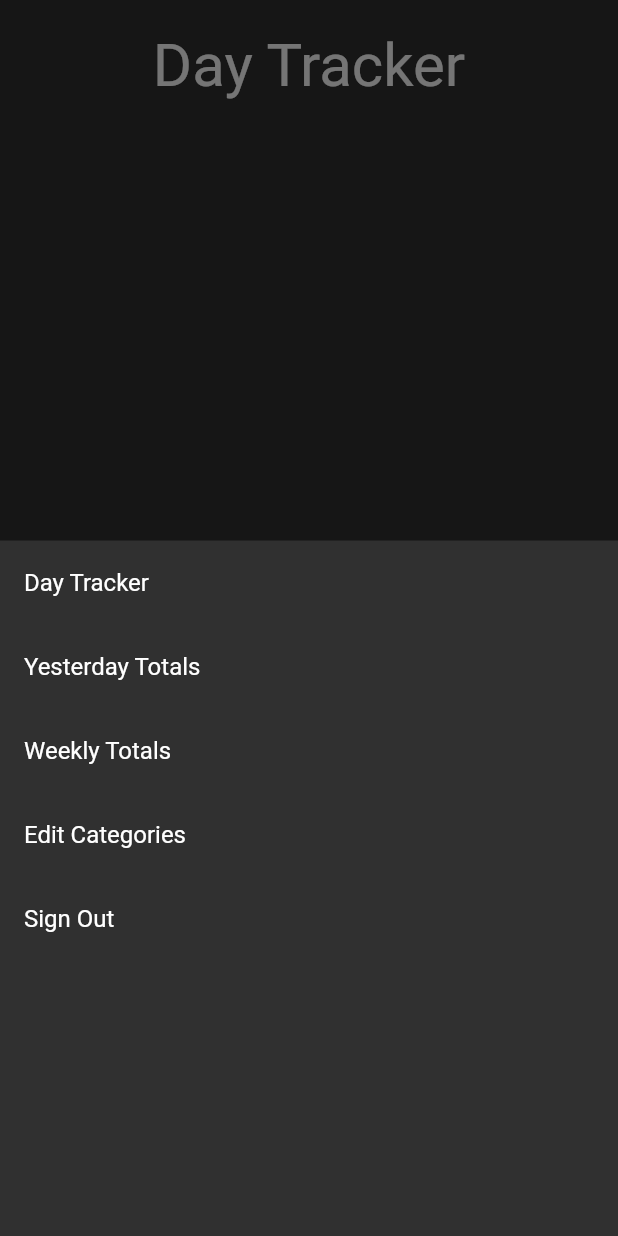
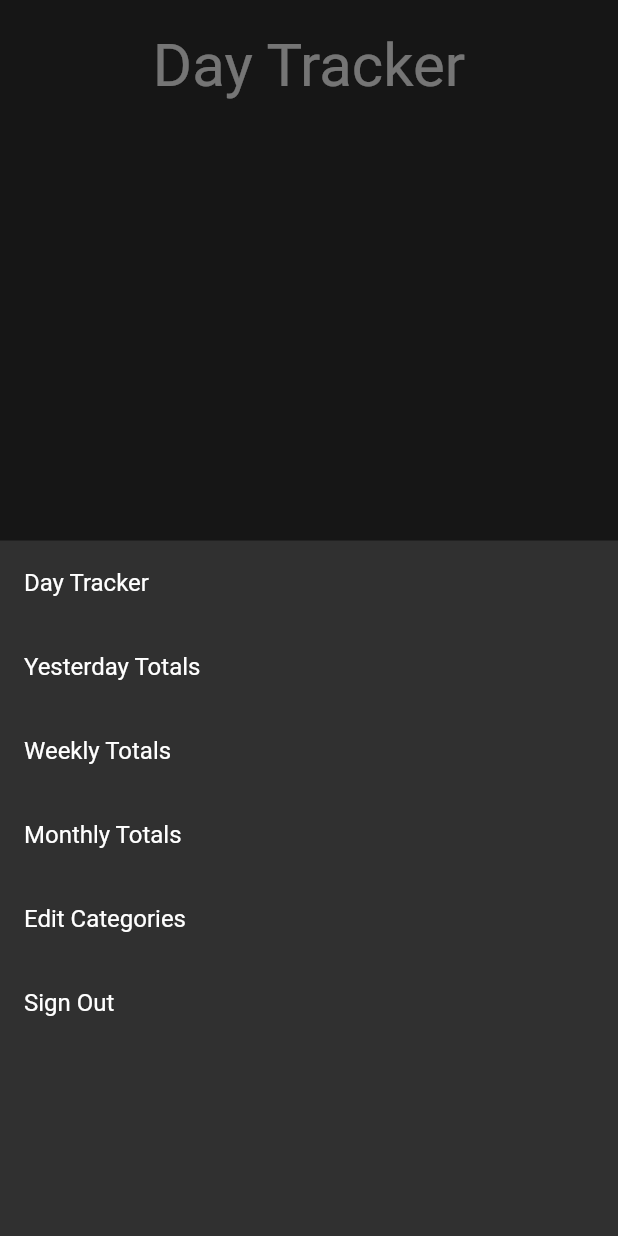
Before and after one commit to erikstacy/Time-Keeper, a Flutter app: the DayTrackerScreen screen opened by its route, after a tap on the "menu" icon, on a phone screen of 412 x 824 dp. Run offline on Flutter 3.47's test engine with Material 2 defaults, Android fonts, the phone set to English and light mode, and no system bars; our stand-ins replace cloud_firestore, firebase_auth; accounts and stored records are empty.

Commit message:
Weekly and Monthly reset when they need to, and added a Monthly Totals screen

```diff
--- a/lib/main.dart
+++ b/lib/main.dart
@@ -4,6 +4,7 @@ import 'package:provider/provider.dart';
 import 'package:time_keeper/screens/day_tracker_screen.dart';
 import 'package:time_keeper/screens/edit_categories_screen.dart';
 import 'package:time_keeper/screens/login_screen.dart';
+import 'package:time_keeper/screens/monthly_total_screen.dart';
 import 'package:time_keeper/screens/register_screen.dart';
 import 'package:time_keeper/screens/weekly_total_screen.dart';
 import 'package:time_keeper/screens/welcome_screen.dart';
@@ -33,6 +34,7 @@ class MyApp extends StatelessWidget {
           EditCategoriesScreen.id: (context) => EditCategoriesScreen(),
           YesterdayTotalScreen.id: (context) => YesterdayTotalScreen(),
           WeeklyTotalScreen.id: (context) => WeeklyTotalScreen(),
+          MonthlyTotalScreen.id: (context) => MonthlyTotalScreen(),
         },
         theme: ThemeData.dark(),
       ),
--- a/lib/screens/day_tracker_screen.dart
+++ b/lib/screens/day_tracker_screen.dart
@@ -162,6 +162,8 @@ class _NewCategorySheetState extends State<NewCategorySheet> {
                   child: Text(selectedCategory),
                 ),
                 onTap: () async {
+                  categoryTitle = categoryList[0].title;
+                  selectedCategory = categoryList[0].title;
                   await showModalBottomSheet(
                     context: context,
                     builder: (context) {
--- a/lib/services/db.dart
+++ b/lib/services/db.dart
@@ -31,6 +31,11 @@ class DatabaseService {
 
   Stream<List<TimedCategory>> streamWeeklyTotalsList(FirebaseUser user) {
     var ref = _db.collection('users').document(user.uid).collection('weekly_totals');
+    return ref.snapshots().map((list) => list.documents.map((doc) => TimedCategory.fromFirestore(doc)).toList());
+  }
+
+  Stream<List<TimedCategory>> streamMonthlyTotalsList(FirebaseUser user) {
+    var ref = _db.collection('users').document(user.uid).collection('monthly_totals');
     return ref.snapshots().map((list) => list.documents.map((doc) => TimedCategory.fromFirestore(doc)).toList());
   }
 
@@ -99,7 +104,8 @@ class DatabaseService {
       }
     });
 
-    // Populate weeklyTotalsList from Firestore
+    // Populate weeklyTotalsList from Firestore IF it isn't the beginning of the next week
+    if (DateTime.now().weekday != 1) {
       await _db.collection('users').document(user.uid).collection('weekly_totals').getDocuments().then((QuerySnapshot snapshot) {
         for (DocumentSnapshot ds in snapshot.documents){
           weeklyTotalsList.add(TimedCategory(
@@ -110,8 +116,10 @@ class DatabaseService {
           print("Adding to weeklyTotalsList: " + ds.data.toString());
         }
       });
+    }
 
-    // Populate monthlyTotalsList from Firestore
+    // Populate monthlyTotalsList from Firestore IF it isn't the beginning of the month
+    if (DateTime.now().day != 1) {
       await _db.collection('users').document(user.uid).collection('monthly_totals').getDocuments().then((QuerySnapshot snapshot) {
         for (DocumentSnapshot ds in snapshot.documents){
           monthlyTotalsList.add(TimedCategory(
@@ -122,6 +130,7 @@ class DatabaseService {
           print("Adding to monthlyTotalsList: " + ds.data.toString());
         }
       });
+    }
 
     // Delete weekly_totals document from Firestore
     await _db.collection('users').document(user.uid).collection('weekly_totals').getDocuments().then((snapshot) {
@@ -251,222 +260,4 @@ class DatabaseService {
       }
     });
   }
-
-  /*
-  void endDay(FirebaseUser user, List<Activity> activityList) async {
-    List<TimedCategory> yesterdayTotalsList = [];
-    bool categoryExists = false;
-
-    print('Starting endDay');
-
-    // Put the first Activity into the TimedCategory
-    yesterdayTotalsList.add(TimedCategory(
-      title: activityList[0].category,
-      totalTimeInMinutes: activityList[0].totalTimeInMinutes,
-    ));
-
-    // Loop through the remaining activities in activityList
-    for (int i = 1; i < activityList.length; i++) {
-      // Loop through the timedCategoryList
-      for (int j = 0; j < yesterdayTotalsList.length; j++) {
-        // This Activities category exists in the timeCategoryList
-        if (yesterdayTotalsList[j].title == activityList[i].category) {
-          yesterdayTotalsList[j].addToTotalTime(activityList[i].totalTimeInMinutes);
-          categoryExists = true;
 }
-      }
-
-      // We looped through the whole timedCategoryList, and this Activities category didn't exist
-      if (categoryExists == false) {
-        yesterdayTotalsList.add(TimedCategory(
-          title: activityList[i].category,
-          totalTimeInMinutes: activityList[i].totalTimeInMinutes,
-        ));
-      }
-
-      // Reset the categoryExists
-      categoryExists = false;
-    }
-
-    for (int i = 0; i < yesterdayTotalsList.length; i++) {
-      await _db.collection('users').document(user.uid).collection('yesterday_totals').add({
-        'title': yesterdayTotalsList[i].title,
-        'totalTimeInMinutes': yesterdayTotalsList[i].totalTimeInMinutes,
-      });
-      print("yesterday_totals write: " + yesterdayTotalsList[i].title);
-    }
-
-    // Delete all the Activity documents
-    await _db.collection('users').document(user.uid).collection('day_tracker').getDocuments().then((snapshot) {
-      for (DocumentSnapshot ds in snapshot.documents){
-        print("Deleting day_tracker: " + ds.data.toString());
-        ds.reference.delete();
-      }
-    });
-
-    print('Ending endDay');
-  }
-
-  void convertYesterdayToWeekly(FirebaseUser user) async {
-    List<TimedCategory> yesterdayTotalsList = [];
-    List<TimedCategory> weeklyTotalsList = [];
-    bool categoryExists = false;
-
-    print('Started convertYesterdayToWeekly');
-
-    // Get all of the current yesterday_totals
-    await _db.collection('users').document(user.uid).collection('yesterday_totals').getDocuments().then((QuerySnapshot snapshot) {
-      for (DocumentSnapshot ds in snapshot.documents){
-        yesterdayTotalsList.add(TimedCategory(
-          title: ds.data['title'],
-          totalTimeInMinutes: ds.data['totalTimeInMinutes'],
-        ));
-
-        print("Adding to yeseterdayTotalsList: " + ds.data.toString());
-      }
-    });
-
-    // Get all of the current weekly_totals
-    await _db.collection('users').document(user.uid).collection('weekly_totals').getDocuments().then((QuerySnapshot snapshot) {
-      for (DocumentSnapshot ds in snapshot.documents){
-        weeklyTotalsList.add(TimedCategory(
-          title: ds.data['title'],
-          totalTimeInMinutes: ds.data['totalTimeInMinutes'],
-        ));
-
-        print("Adding to weeklyTotalsList: " + ds.data.toString());
-      }
-    });
-
-    // Add yesterday_totals to weekly_totals
-    if (weeklyTotalsList.length == 0) {
-      weeklyTotalsList = yesterdayTotalsList;
-    } else {
-      for (int i = 1; i < yesterdayTotalsList.length; i++) {
-        for (int j = 0; j < weeklyTotalsList.length; j++) {
-          if (weeklyTotalsList[j].title == yesterdayTotalsList[i].title) {
-            weeklyTotalsList[j].addToTotalTime(yesterdayTotalsList[i].totalTimeInMinutes);
-            categoryExists = true;
-          }
-        }
-
-        // We looped through the whole weeklyTotalsList, and this TimedCategory category didn't exist
-        if (categoryExists == false) {
-          weeklyTotalsList.add(TimedCategory(
-            title: yesterdayTotalsList[i].title,
-            totalTimeInMinutes: yesterdayTotalsList[i].totalTimeInMinutes,
-          ));
-        }
-
-        // Reset the categoryExists
-        categoryExists = false;
-      }
-    }
-
-    // Delete all the weekly_totals
-    await _db.collection('users').document(user.uid).collection('weekly_totals').getDocuments().then((snapshot) {
-      for (DocumentSnapshot ds in snapshot.documents){
-        print("Deleting yesterday_totals: " + ds.data.toString());
-        ds.reference.delete();
-
-        print("Deleing from weekly_totals: " + ds.data.toString());
-      }
-    });
-
-    // Add the new weekly_totals data to Firestore
-    for (int i = 0; i < weeklyTotalsList.length; i++) {
-      await _db.collection('users').document(user.uid).collection('weekly_totals').add({
-        'title': weeklyTotalsList[i].title,
-        'totalTimeInMinutes': weeklyTotalsList[i].totalTimeInMinutes,
-      });
-
-      print("Writing to weekly_totals: " + weeklyTotalsList[i].toString());
-    }
-
-    // Delete all the yesterday_totals
-    await _db.collection('users').document(user.uid).collection('yesterday_totals').getDocuments().then((snapshot) {
-      for (DocumentSnapshot ds in snapshot.documents){
-        print("Deleting yesterday_totals: " + ds.data.toString());
-        ds.reference.delete();
-      }
-    });
-
-    print('Ended convertYesterdayToWeekly');
-  }
-
-  void convertYesterdayToMonthly(FirebaseUser user) async {
-    List<TimedCategory> yesterdayTotalsList = [];
-    List<TimedCategory> monthlyTotalsList = [];
-    bool categoryExists = false;
-
-    print('Started convertYesterdayToMonthly');
-
-    // Get all of the current yesterday_totals
-    await _db.collection('users').document(user.uid).collection('yesterday_totals').getDocuments().then((QuerySnapshot snapshot) {
-      for (DocumentSnapshot ds in snapshot.documents){
-        yesterdayTotalsList.add(TimedCategory(
-          title: ds.data['title'],
-          totalTimeInMinutes: ds.data['totalTimeInMinutes'],
-        ));
-
-        print("Adding to yeseterdayTotalsList: " + ds.data.toString());
-      }
-    });
-
-    // Get all of the current monthly_totals
-    await _db.collection('users').document(user.uid).collection('monthly_totals').getDocuments().then((QuerySnapshot snapshot) {
-      for (DocumentSnapshot ds in snapshot.documents){
-        monthlyTotalsList.add(TimedCategory(
-          title: ds.data['title'],
-          totalTimeInMinutes: ds.data['totalTimeInMinutes'],
-        ));
-
-        print("Adding to monthlyTotalsList: " + ds.data.toString());
-      }
-    });
-
-    // Add yesterday_totals to monthly_totals
-    if (monthlyTotalsList.length == 0) {
-      monthlyTotalsList = yesterdayTotalsList;
-    } else {
-      for (int i = 1; i < yesterdayTotalsList.length; i++) {
-        for (int j = 0; j < monthlyTotalsList.length; j++) {
-          if (monthlyTotalsList[j].title == yesterdayTotalsList[i].title) {
-            monthlyTotalsList[j].addToTotalTime(yesterdayTotalsList[i].totalTimeInMinutes);
-            categoryExists = true;
-          }
-        }
-
-        // We looped through the whole monthlyTotalsList, and this TimedCategory category didn't exist
-        if (categoryExists == false) {
-          monthlyTotalsList.add(TimedCategory(
-            title: yesterdayTotalsList[i].title,
-            totalTimeInMinutes: yesterdayTotalsList[i].totalTimeInMinutes,
-          ));
-        }
-
-        // Reset the categoryExists
-        categoryExists = false;
-      }
-    }
-
-    // Add the new monthly_totals data to Firestore
-    for (int i = 0; i < monthlyTotalsList.length; i++) {
-      await _db.collection('users').document(user.uid).collection('monthly_totals').add({
-        'title': monthlyTotalsList[i].title,
-        'totalTimeInMinutes': monthlyTotalsList[i].totalTimeInMinutes,
-      });
-    }
-
-    // Delete all the yesterday_totals
-    await _db.collection('users').document(user.uid).collection('yesterday_totals').getDocuments().then((snapshot) {
-      for (DocumentSnapshot ds in snapshot.documents){
-        print("Deleting yesterday_totals: " + ds.data.toString());
-        ds.reference.delete();
-      }
-    });
-
-    print('Ended convertYesterdayToMonthly');
-  }
-  */
-}
--- a/lib/shared/navigation_bottom_sheet.dart
+++ b/lib/shared/navigation_bottom_sheet.dart
@@ -1,6 +1,7 @@
 import 'package:flutter/material.dart';
 import 'package:time_keeper/screens/day_tracker_screen.dart';
 import 'package:time_keeper/screens/edit_categories_screen.dart';
+import 'package:time_keeper/screens/monthly_total_screen.dart';
 import 'package:time_keeper/screens/weekly_total_screen.dart';
 import 'package:time_keeper/screens/welcome_screen.dart';
 import 'package:time_keeper/screens/yesterday_total_screen.dart';
@@ -33,6 +34,12 @@ class NavigationBottomSheet extends StatelessWidget {
           },
         ),
         ListTile(
+          title: Text('Monthly Totals'),
+          onTap: () {
+            Navigator.pushNamed(context, MonthlyTotalScreen.id);
+          },
+        ),
+        ListTile(
           title: Text('Edit Categories'),
           onTap: () {
             Navigator.pushNamed(context, EditCategoriesScreen.id);
```
Also changed, not shown: lib/screens/monthly_total_screen.dart (added, +92 -0 lines). Lines whose indentation alone changed are shown as unchanged.
